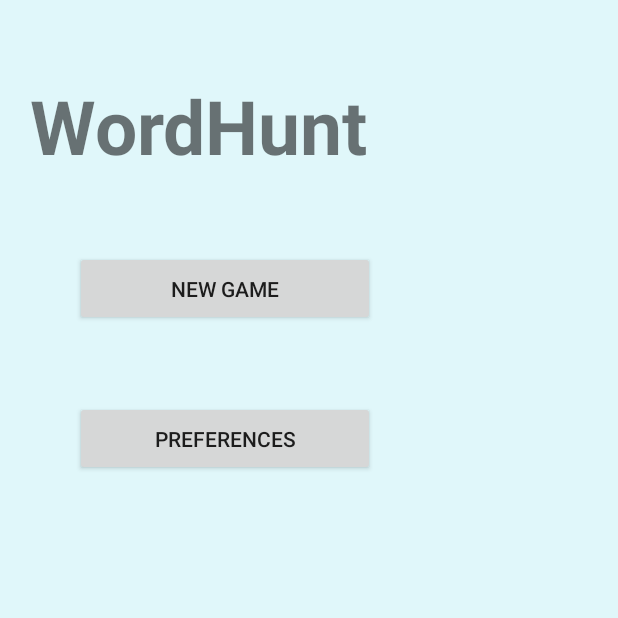
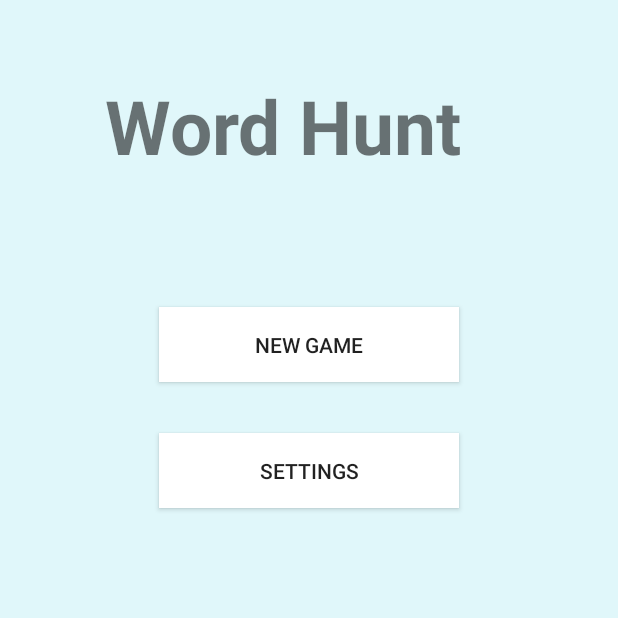
Before and after one commit to finalyrproject/wordhunt, an Android app: the screen it shows after launch (wordhunt), on a phone screen of 412 x 824 dp, the top half of it. Run offline under Robolectric (Android 15) with nearby library versions, the phone set to English and light mode, and no system bars.

Commit message:
points removed

```diff
--- a/app/src/main/java/com/wordhunt/wordhunt/game/CharProbGenerator.java
+++ b/app/src/main/java/com/wordhunt/wordhunt/game/CharProbGenerator.java
@@ -75,8 +75,8 @@ public class CharProbGenerator {
 		for(int i=0;i<size;i++) {
 			ProbabilityQueue pq = null;
 			int remaining = rng.nextInt(total);
-			// Log.d(TAG,"remaining:"+remaining+"/"+total);
-			for(int j=0;j<charProbs.size();j++) {
+
+				for(int j=0;j<charProbs.size();j++) {
 				pq = charProbs.get(j);
 				remaining -= pq.peekProb();
 				if(pq.peekProb() > 0 && remaining <= 0) {
--- a/app/src/main/java/com/wordhunt/wordhunt/game/Game.java
+++ b/app/src/main/java/com/wordhunt/wordhunt/game/Game.java
@@ -154,9 +154,6 @@ public class Game implements Synchronizer.Counter {
 		mSoundPool = new SoundPool(3,AudioManager.STREAM_MUSIC,100);
 		soundIds = new int[3];
 
-		//soundIds[0] = mSoundPool.load(c,R.raw.sound1,1);
-		//soundIds[1] = mSoundPool.load(c,R.raw.sound2,1);
-		//soundIds[2] = mSoundPool.load(c,R.raw.sound3,1);
 
 		mgr = (AudioManager) c.getSystemService(Context.AUDIO_SERVICE);
 	}
@@ -189,11 +186,9 @@ public class Game implements Synchronizer.Counter {
 			PreferenceManager.getDefaultSharedPreferences(c);
 
 		if(prefs.getString("dict","US").equals("UK")) {
-			// Log.d(TAG,"UK DICT");
 			usDict = false;
 			ukDict = true;
 		} else {
-			// Log.d(TAG,"US DICT");
 			ukDict = false;
 			usDict = true;
 		}
--- a/app/src/main/java/com/wordhunt/wordhunt/wordhunt.java
+++ b/app/src/main/java/com/wordhunt/wordhunt/wordhunt.java
@@ -51,42 +51,16 @@ public class wordhunt extends Activity {
 		// Log.d(TAG,"b="+b);
 		b.setOnClickListener(new View.OnClickListener() {
 			public void onClick(View v) {
-				startActivity(new Intent("com.serwylo.lexica.action.NEW_GAME"));
+				startActivity(new Intent("com.wordhunt.wordhunt.action.NEW_GAME"));
 			}
 		});
 
-		/*if(savedGame()) {
-			b = (Button) findViewById(R.id.restore_game);
-			b.setOnClickListener(new View.OnClickListener() {
-				public void onClick(View v) {
-					if(savedGame()) {
-						// Log.d(TAG,"restoring game");
-						startActivity(new
-							Intent("com.serwylo.lexica.action.RESTORE_GAME"));
-					} else {
-						// Log.d(TAG,"no saved game :(");
-						showDialog(DIALOG_NO_SAVED);
-					}
-				}
-			});
-			b.setEnabled(true);
-		}
-
-		b = (Button) findViewById(R.id.about);
-		b.setOnClickListener(new View.OnClickListener() {
-			public void onClick(View v) {
-				Intent i = new Intent(Intent.ACTION_VIEW);
-				Uri u = Uri.parse("https://github.com/lexica/lexica");
-				i.setData(u);
-				startActivity(i);
-			}
-		});*/
 
 		b = (Button) findViewById(R.id.preferences);
 		b.setOnClickListener(new View.OnClickListener() {
 			public void onClick(View v) {
 				startActivity(new
-					Intent("com.serwylo.lexica.action.CONFIGURE"));
+					Intent("com.wordhunt.wordhunt.action.CONFIGURE"));
 			}
 		});
 	}
@@ -101,27 +75,5 @@ public class wordhunt extends Activity {
 		splashScreen();
 	}
 
-	public boolean savedGame() {
-		return new GameSaverPersistent(this).hasSavedGame();
-	}
-
-	@Override
-	protected Dialog onCreateDialog(int id) {
-		switch(id) {
-			case DIALOG_NO_SAVED:
-				return new AlertDialog.Builder(this)
-					.setTitle(getResources().
-						getString(R.string.dialog_no_saved))
-					.setPositiveButton(R.string.dialog_ok,
-						new DialogInterface.OnClickListener() {
-							public void onClick(DialogInterface dialog,
-								int whichButton) {
-									// do nothing.
-								}
-						})
-					.create();
-		}
-		return null;
-	}
 
 }
--- a/app/src/main/res/layout-port/score_view.xml
+++ b/app/src/main/res/layout-port/score_view.xml
@@ -60,6 +60,7 @@
 		<Button android:id="@+id/close_score"
 			android:layout_width="fill_parent"
 			android:layout_height="wrap_content"
+			android:background="#FFFFFF"
 			android:text="@string/button_ok"
 			/>
 
@@ -94,7 +95,9 @@
 		<Button android:id="@+id/missed_close_score"
 			android:layout_width="fill_parent"
 			android:layout_height="wrap_content"
+			android:background="#FFFFFF"
 			android:text="@string/button_ok"
+			android:textSize="20dp"
 			/>
 
 	</LinearLayout>
--- a/app/src/main/res/layout-port/splash.xml
+++ b/app/src/main/res/layout-port/splash.xml
@@ -6,12 +6,13 @@
 	android:background="@color/background"
     >
 
-	<LinearLayout xmlns:android="http://schemas.android.com/apk/res/android"
-		android:layout_width="fill_parent"
-		android:layout_height="fill_parent"
+	<RelativeLayout
+		android:layout_width="match_parent"
+		android:layout_height="match_parent"
 		android:orientation="vertical"
 		android:background="@color/background"
 		>
+
 
 		<TextView
 			android:id="@+id/textView"
@@ -21,7 +22,8 @@
 			android:layout_marginLeft="20dp"
 			android:layout_marginRight="20dp"
 			android:layout_marginTop="50dp"
-            android:text="WordHunt"
+			android:paddingLeft="50dp"
+			android:text="Word Hunt"
 			android:textAlignment="center"
 			android:textSize="50dp"
 			android:textStyle="bold" />10
@@ -30,19 +32,22 @@
 			android:id="@+id/new_game"
 			android:layout_width="200dp"
 			android:layout_height="50dp"
-            android:layout_marginBottom="50dp"
-            android:layout_marginLeft="50dp"
-            android:layout_marginRight="50dp"
-            android:text="@string/new_game" />
+			android:background="#FFFFFF"
+			android:text="@string/new_game"
+			android:layout_below="@+id/textView"
+			android:layout_centerHorizontal="true"
+			android:layout_marginTop="37dp" />
 
 		<Button
 			android:id="@+id/preferences"
 			android:layout_width="200dp"
 			android:layout_height="50dp"
-            android:layout_marginLeft="50dp"
-            android:layout_marginRight="50dp"
-            android:text="@string/prefs" />
-
+			android:text="@string/prefs"
+			android:background="#FFFFFF"
+			android:layout_below="@+id/new_game"
+			android:layout_alignLeft="@+id/new_game"
+			android:layout_alignStart="@+id/new_game"
+			android:layout_marginTop="34dp" />
+	</RelativeLayout>
 
 	</LinearLayout>
-</LinearLayout>
--- a/app/src/main/res/menu/game_menu.xml
+++ b/app/src/main/res/menu/game_menu.xml
@@ -1,10 +1,6 @@
 <?xml version="1.0" encoding="utf-8"?>
 <menu xmlns:android="http://schemas.android.com/apk/res/android"
 	  xmlns:app="http://schemas.android.com/apk/res-auto">
-	<item android:id="@+id/rotate"
-		android:title="@string/menu_rotate_board"
-		android:icon="@drawable/ic_rotate_right_white_24dp"
-		app:showAsAction="always"/>
 
 	<item android:id="@+id/end_game"
 		android:title="@string/menu_end_game" />
--- a/app/src/main/res/values/strings.xml
+++ b/app/src/main/res/values/strings.xml
@@ -4,7 +4,7 @@
 
     <string name="new_game">New Game</string>
     <string name="restore_game">Restore Game</string>
-	<string name="prefs">Preferences</string>
+	<string name="prefs">Settings</string>
 
 	<string name="pref_dict">Dictionary</string>
 	<string name="pref_dict_summary">Select a dictionary to use</string>
@@ -62,8 +62,8 @@
 	<string name="define_word"><u>Define</u> </string>
 
 	<string name="words">WORDS</string>
-	<string name="found_words">Found Words</string>
-	<string name="missed_words">About</string>
+	<string name="found_words">Words you Found</string>
+	<string name="missed_words">Words you Missed</string>
 	<string name="total_words">Total Words:</string>
 	<string name="total_score">Total Score:</string>
 	<string name="value_max_percentage">%1$d/%2$d </string>
```
Also changed, not shown: app/src/main/AndroidManifest.xml (+10 -6 lines), app/src/main/java/com/wordhunt/wordhunt/Playwordhunt.java (+8 -100 lines), app/src/main/java/com/wordhunt/wordhunt/ScoreActivity.java (+2 -58 lines). Lines whose indentation alone changed are shown as unchanged.
